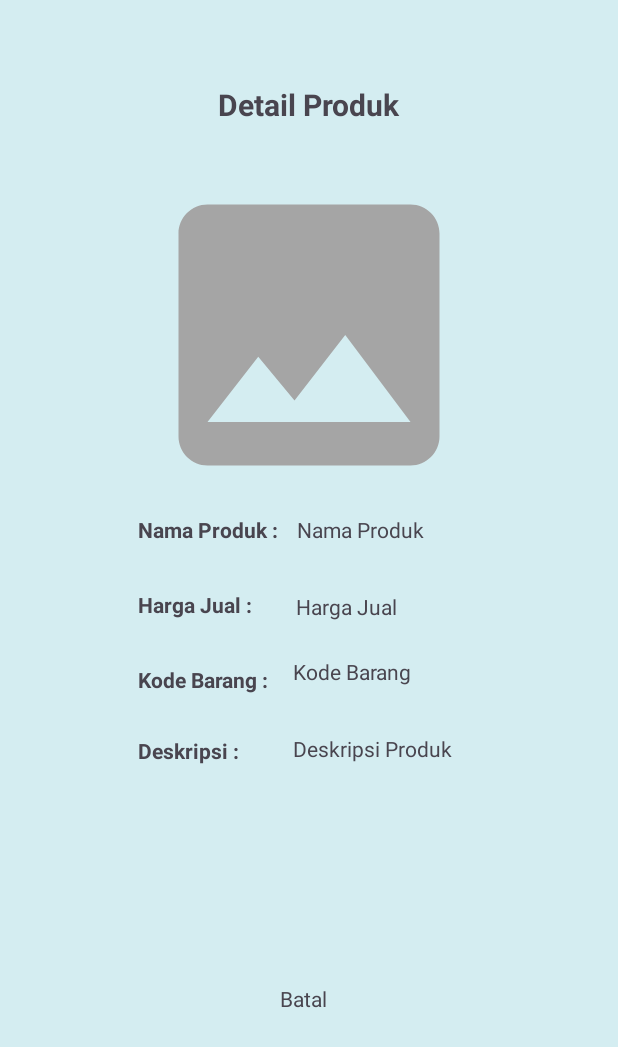
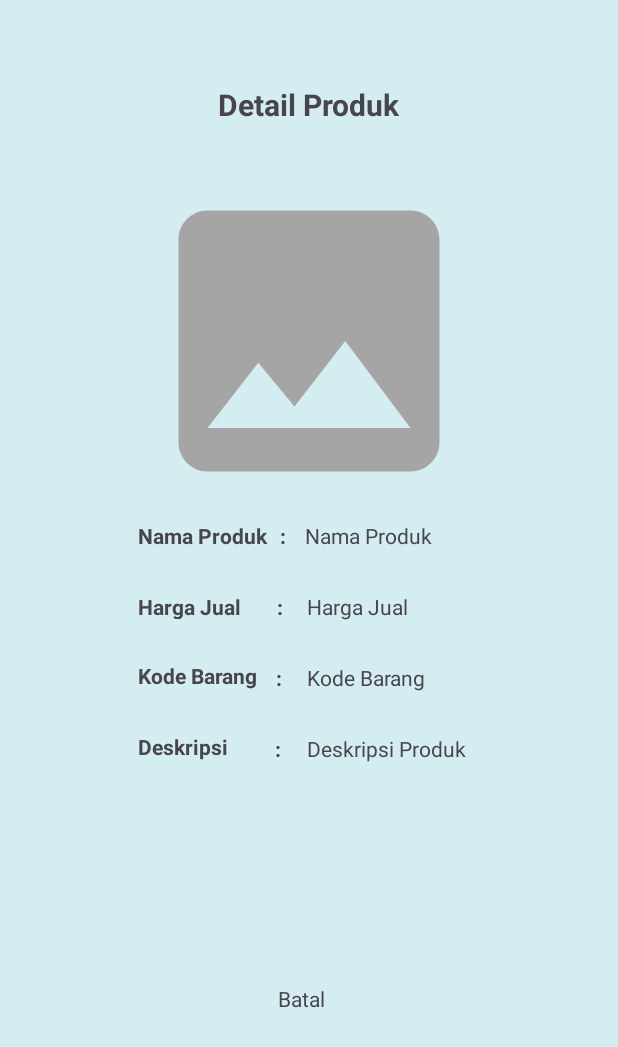
Before and after one commit to agungriyadi19/MD, an Android app: the DetailProductUmkmActivity screen opened directly, with no data from a screen before it, on a phone screen of 412 x 824 dp. Shown: the top 1047 px of the screen. Run offline under Robolectric (Android 15) with nearby library versions, the phone set to English and light mode, and no system bars.

Commit message:
update detail product umkm page

```diff
--- a/app/src/main/res/layout/activity_detail_product_umkm.xml
+++ b/app/src/main/res/layout/activity_detail_product_umkm.xml
@@ -26,7 +26,7 @@
         android:id="@+id/iv_detail_produk_umkm"
         android:layout_width="393dp"
         android:layout_height="232dp"
-        android:layout_marginTop="24dp"
+        android:layout_marginTop="28dp"
         app:layout_constraintEnd_toEndOf="parent"
         app:layout_constraintStart_toStartOf="parent"
         app:layout_constraintTop_toBottomOf="@+id/tv_detail_produk_umkm"
@@ -34,8 +34,8 @@
 
     <TextView
         android:id="@+id/tv_hargaJual_umkm"
-        android:layout_width="85dp"
-        android:layout_height="22dp"
+        android:layout_width="79dp"
+        android:layout_height="18dp"
         android:layout_marginStart="92dp"
         android:layout_marginTop="28dp"
         android:text="@string/hargaJual_umkm"
@@ -51,49 +51,50 @@
         android:text="@string/cancel"
         app:layout_constraintBottom_toBottomOf="parent"
         app:layout_constraintEnd_toEndOf="@+id/textView9"
+        app:layout_constraintHorizontal_bias="0.472"
         app:layout_constraintStart_toStartOf="@+id/tv_descriptions_umkm"
         app:layout_constraintTop_toBottomOf="@+id/iv_detail_produk_umkm"
         app:layout_constraintVertical_bias="1.0" />
 
     <TextView
-        android:id="@+id/ans_hargaJual_umkm"
+        android:id="@+id/ans_namaProduk_umkm"
         android:layout_width="wrap_content"
         android:layout_height="wrap_content"
-        android:layout_marginStart="20dp"
-        android:layout_marginTop="32dp"
-        android:text="@string/hargaJualUmkm"
-        app:layout_constraintStart_toEndOf="@+id/tv_hargaJual_umkm"
-        app:layout_constraintTop_toBottomOf="@+id/ans_namaProduk_umkm" />
+        android:layout_marginTop="4dp"
+        android:layout_marginEnd="124dp"
+        android:text="@string/namaProdukUmkm"
+        app:layout_constraintEnd_toEndOf="parent"
+        app:layout_constraintTop_toBottomOf="@+id/iv_detail_produk_umkm" />
+
+    <TextView
+        android:id="@+id/ans_kodeBarang_umkm"
+        android:layout_width="wrap_content"
+        android:layout_height="wrap_content"
+        android:layout_marginTop="28dp"
+        android:layout_marginEnd="128dp"
+        android:text="@string/kodeBarangUmkm"
+        app:layout_constraintEnd_toEndOf="parent"
+        app:layout_constraintTop_toBottomOf="@+id/ans_hargaJual_umkm" />
 
     <TextView
         android:id="@+id/textView9"
         android:layout_width="123dp"
         android:layout_height="20dp"
-        android:layout_marginStart="36dp"
-        android:layout_marginTop="32dp"
+        android:layout_marginTop="28dp"
+        android:layout_marginEnd="84dp"
         android:text="@string/descriptionUmkm"
-        app:layout_constraintStart_toEndOf="@+id/tv_descriptions_umkm"
+        app:layout_constraintEnd_toEndOf="parent"
         app:layout_constraintTop_toBottomOf="@+id/ans_kodeBarang_umkm" />
 
     <TextView
-        android:id="@+id/ans_kodeBarang_umkm"
+        android:id="@+id/ans_hargaJual_umkm"
         android:layout_width="wrap_content"
         android:layout_height="wrap_content"
-        android:layout_marginStart="16dp"
-        android:layout_marginTop="24dp"
-        android:text="@string/kodeBarangUmkm"
-        app:layout_constraintStart_toEndOf="@+id/tv_kodeProduk_umkm"
-        app:layout_constraintTop_toBottomOf="@+id/ans_hargaJual_umkm" />
-
-    <TextView
-        android:id="@+id/ans_namaProduk_umkm"
-        android:layout_width="wrap_content"
-        android:layout_height="wrap_content"
-        android:layout_marginStart="4dp"
-        android:layout_marginTop="4dp"
-        android:text="@string/namaProdukUmkm"
-        app:layout_constraintStart_toEndOf="@+id/tv_namaProduk_umkm"
-        app:layout_constraintTop_toBottomOf="@+id/iv_detail_produk_umkm" />
+        android:layout_marginTop="28dp"
+        android:layout_marginEnd="140dp"
+        android:text="@string/hargaJualUmkm"
+        app:layout_constraintEnd_toEndOf="parent"
+        app:layout_constraintTop_toBottomOf="@+id/ans_namaProduk_umkm" />
 
     <TextView
         android:id="@+id/tv_descriptions_umkm"
@@ -119,8 +120,8 @@
 
     <TextView
         android:id="@+id/tv_namaProduk_umkm"
-        android:layout_width="102dp"
-        android:layout_height="22dp"
+        android:layout_width="90dp"
+        android:layout_height="19dp"
         android:layout_marginStart="92dp"
         android:layout_marginTop="4dp"
         android:text="@string/namaProduk_umkm"
@@ -128,4 +129,52 @@
         app:layout_constraintStart_toStartOf="parent"
         app:layout_constraintTop_toBottomOf="@+id/iv_detail_produk_umkm" />
 
+    <TextView
+        android:id="@+id/titik21"
+        android:layout_width="wrap_content"
+        android:layout_height="wrap_content"
+        android:layout_marginTop="4dp"
+        android:text="@string/titikdua"
+        android:textStyle="bold"
+        app:layout_constraintEnd_toStartOf="@+id/ans_namaProduk_umkm"
+        app:layout_constraintHorizontal_bias="0.281"
+        app:layout_constraintStart_toEndOf="@+id/tv_namaProduk_umkm"
+        app:layout_constraintTop_toBottomOf="@+id/iv_detail_produk_umkm" />
+
+    <TextView
+        android:id="@+id/titik22"
+        android:layout_width="wrap_content"
+        android:layout_height="wrap_content"
+        android:layout_marginTop="28dp"
+        android:text="@string/titikdua"
+        android:textStyle="bold"
+        app:layout_constraintEnd_toStartOf="@+id/ans_hargaJual_umkm"
+        app:layout_constraintHorizontal_bias="0.454"
+        app:layout_constraintStart_toEndOf="@+id/tv_hargaJual_umkm"
+        app:layout_constraintTop_toBottomOf="@+id/titik21" />
+
+    <TextView
+        android:id="@+id/titik23"
+        android:layout_width="wrap_content"
+        android:layout_height="wrap_content"
+        android:layout_marginTop="28dp"
+        android:text="@string/titikdua"
+        android:textStyle="bold"
+        app:layout_constraintEnd_toStartOf="@+id/ans_kodeBarang_umkm"
+        app:layout_constraintHorizontal_bias="0.414"
+        app:layout_constraintStart_toEndOf="@+id/tv_kodeProduk_umkm"
+        app:layout_constraintTop_toBottomOf="@+id/titik22" />
+
+    <TextView
+        android:id="@+id/titik24"
+        android:layout_width="wrap_content"
+        android:layout_height="wrap_content"
+        android:layout_marginTop="28dp"
+        android:text="@string/titikdua"
+        android:textStyle="bold"
+        app:layout_constraintEnd_toStartOf="@+id/textView9"
+        app:layout_constraintHorizontal_bias="0.645"
+        app:layout_constraintStart_toEndOf="@+id/tv_descriptions_umkm"
+        app:layout_constraintTop_toBottomOf="@+id/titik23" />
+
 </androidx.constraintlayout.widget.ConstraintLayout>
--- a/app/src/main/res/values/strings.xml
+++ b/app/src/main/res/values/strings.xml
@@ -122,12 +122,13 @@
     <string name="scanQRCode">Scan QR Code</string>
     <string name="scanBatik">Scan Motif Batik</string>
     <string name="detailProduk_umkm">Detail Produk</string>
-    <string name="namaProduk_umkm">Nama Produk :</string>
-    <string name="hargaJual_umkm">Harga Jual :</string>
-    <string name="kodeBarang_umkm">Kode Barang   :</string>
-    <string name="descriptions_umkm">Deskripsi   :</string>
+    <string name="namaProduk_umkm">Nama Produk</string>
+    <string name="hargaJual_umkm">Harga Jual</string>
+    <string name="kodeBarang_umkm">Kode Barang</string>
+    <string name="descriptions_umkm">Deskripsi</string>
     <string name="descriptionUmkm">Deskripsi Produk\n</string>
     <string name="kodeBarangUmkm">Kode Barang</string>
     <string name="hargaJualUmkm">Harga Jual</string>
     <string name="namaProdukUmkm">Nama Produk</string>
+    <string name="titikdua">:</string>
 </resources>
```
